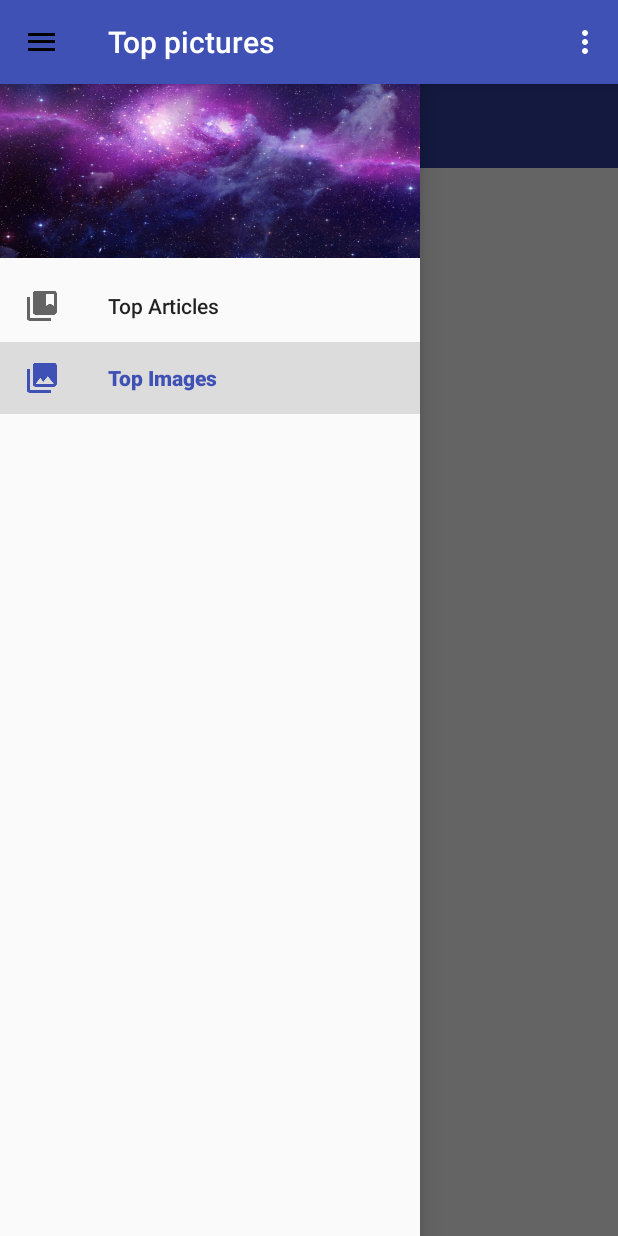
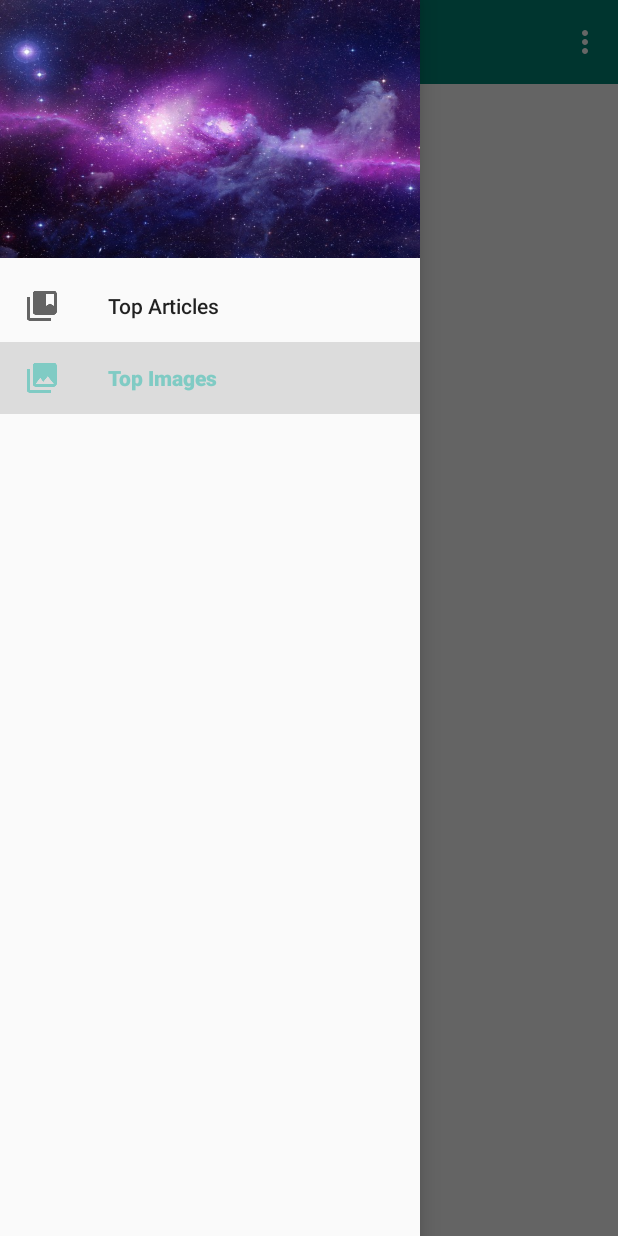
Before and after one commit to ruan65/twitter-api-android-app, an Android app: the TopPicturesActivity screen opened directly, with no data from a screen before it, with the side drawer open, on a phone screen of 412 x 824 dp. Run offline under Robolectric (Android 15) with nearby library versions, the phone set to English and light mode, and no system bars; our stand-ins replace ButterKnife, Timber.

```diff
--- a/app/src/main/AndroidManifest.xml
+++ b/app/src/main/AndroidManifest.xml
@@ -11,7 +11,7 @@
         android:label="@string/app_name"
         android:supportsRtl="true"
         android:theme="@style/AppTheme">
-        <activity android:name=".ui.activities.MainActivity">
+        <activity android:name=".ui.activities.LauncherActivity">
             <intent-filter>
                 <action android:name="android.intent.action.MAIN"/>
 
--- a/app/src/main/java/premiumapp/org/chirik/ui/activities/TopPicturesActivity.java
+++ b/app/src/main/java/premiumapp/org/chirik/ui/activities/TopPicturesActivity.java
@@ -2,10 +2,8 @@ package premiumapp.org.chirik.ui.activities;
 
 import android.os.Bundle;
 import android.support.annotation.NonNull;
-import android.view.Menu;
 
 import premiumapp.org.chirik.R;
-import timber.log.Timber;
 
 public class TopPicturesActivity extends InitActivity {
 
@@ -13,19 +11,11 @@ public class TopPicturesActivity extends InitActivity {
     protected void onCreate(Bundle savedInstanceState) {
         super.onCreate(savedInstanceState);
 
-        Timber.i("creating");
-
     }
 
     @NonNull
     @Override
     Integer getLayout() {
-        return R.layout.activity_recycler;
-    }
-
-    @Override
-    public boolean onCreateOptionsMenu(Menu menu) {
-        getMenuInflater().inflate(R.menu.menu_article_list, menu);
-        return true;
+        return R.layout.activity_content_recycler;
     }
 }
--- a/app/src/main/res/layout/activity_base.xml
+++ b/app/src/main/res/layout/activity_base.xml
@@ -20,8 +20,7 @@
             android:layout_height="wrap_content"
             android:background="?attr/colorPrimaryDark"
             android:theme="@style/ThemeOverlay.AppCompat.Dark.ActionBar"
-            app:popupTheme="@style/Theme.AppCompat.Light.NoActionBar"
-            />
+            app:popupTheme="@style/Theme.AppCompat.Light.NoActionBar" />
 
         <FrameLayout
             android:id="@+id/activity_content"
--- a/app/src/main/res/values/styles.xml
+++ b/app/src/main/res/values/styles.xml
@@ -1,11 +1,11 @@
 <resources>
 
     <!-- Base application theme. -->
-    <style name="AppTheme" parent="Theme.AppCompat.Light.DarkActionBar">
-        <!-- Customize your theme here. -->
-        <item name="colorPrimary">@color/colorPrimary</item>
-        <item name="colorPrimaryDark">@color/colorPrimaryDark</item>
-        <item name="colorAccent">@color/colorAccent</item>
+    <style name="AppTheme" parent="Theme.AppCompat.Light.NoActionBar">
+        <item name="colorPrimary">@color/material_deep_teal_200</item>
+        <item name="colorPrimaryDark">@color/material_deep_teal_500</item>
+        <item name="colorAccent">@color/material_blue_grey_800</item>
+        <item name="android:windowActionBar">false</item>
     </style>
 
 </resources>
```
Also changed, not shown: app/src/main/java/premiumapp/org/chirik/ui/activities/InitActivity.java (+18 -0 lines), app/src/main/java/premiumapp/org/chirik/ui/activities/LauncherActivity.java (renamed from app/src/main/java/premiumapp/org/chirik/ui/activities/MainActivity.java, +2 -7 lines), app/src/main/java/premiumapp/org/chirik/ui/activities/TopPostsActivity.java (+8 -15 lines), app/src/main/res/layout/activity_top_posts.xml (deleted, +0 -18 lines), app/src/main/res/layout/activity_content_recycler.xml (renamed from app/src/main/res/layout/activity_recycler.xml), app/src/main/res/menu/general.xml (renamed from app/src/main/res/menu/menu_article_list.xml).
